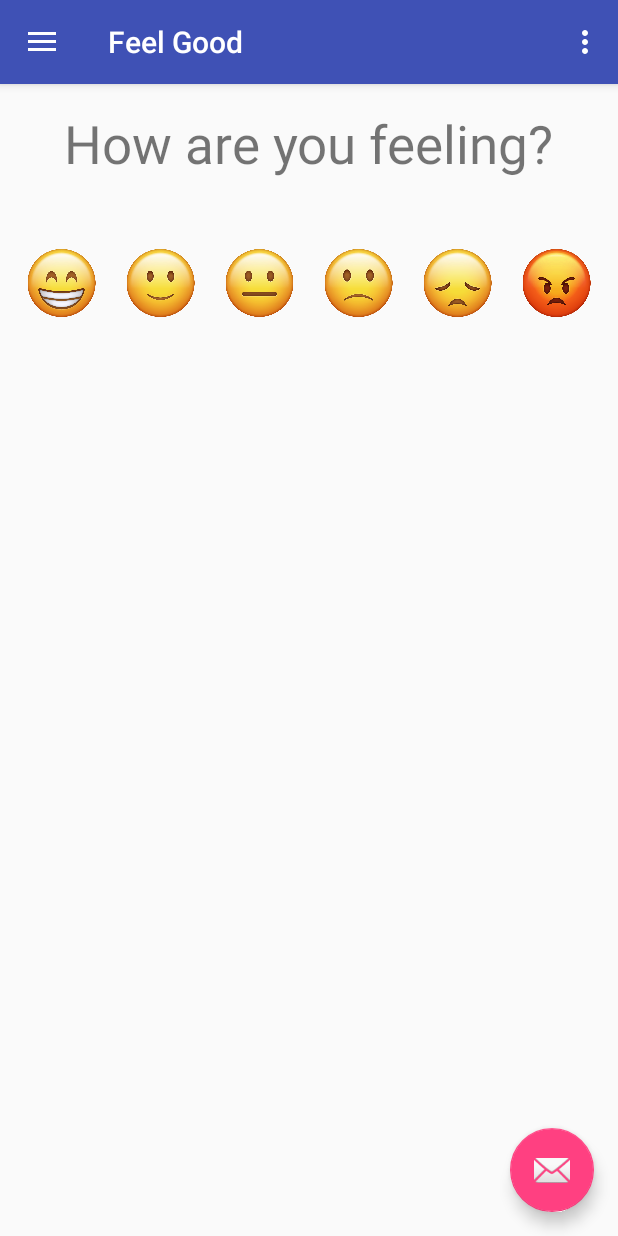
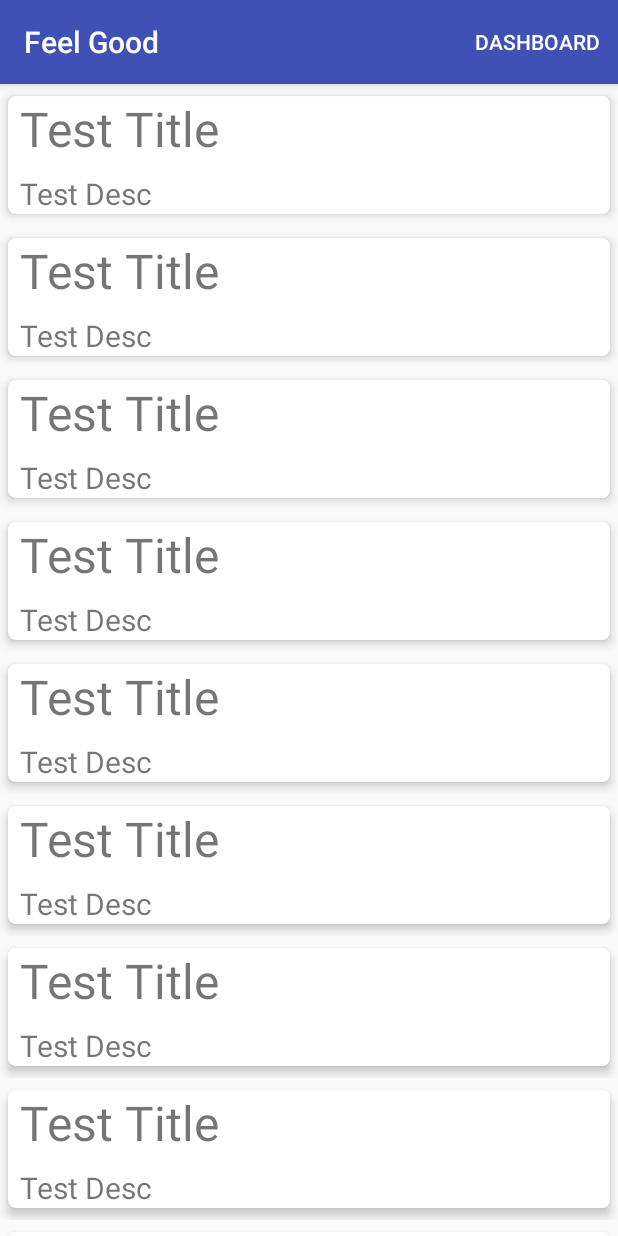
Before and after one commit to bannavarapu/FeelGood, an Android app: the screen it shows after launch (MainActivity before the commit, MainFacts after it), in the side drawer, after a tap on "Facts", on a phone screen of 412 x 824 dp. Run offline under Robolectric (Android 15) with nearby library versions, the light colour scheme and no system bars; our stand-ins replace Firebase (no records; nobody signed in at launch, a user with empty details on screens opened directly); libraries missing offline, so code that uses them is left out: com.firebase.ui; 1 statement that could not run was skipped.

Commit message:
Main facts layout done!

```diff
--- a/app/src/main/AndroidManifest.xml
+++ b/app/src/main/AndroidManifest.xml
@@ -36,7 +36,8 @@
             android:name=".RelaxOptsContent"
             android:label="@string/title_activity_yoga"
             android:theme="@style/AppTheme.NoActionBar" />
-        <activity android:name=".Bunny"></activity>
+        <activity android:name=".Bunny" />
+        <activity android:name=".MainFacts"></activity>
     </application>
 
 </manifest>
--- a/app/src/main/java/com/example/anudeepthi/feelgood/MainActivity.java
+++ b/app/src/main/java/com/example/anudeepthi/feelgood/MainActivity.java
@@ -3,13 +3,8 @@ package com.example.anudeepthi.feelgood;
 import android.content.Intent;
 import android.os.Bundle;
 import android.support.annotation.NonNull;
-import android.support.design.widget.FloatingActionButton;
-import android.support.design.widget.Snackbar;
-import android.support.v7.widget.DefaultItemAnimator;
-import android.support.v7.widget.DividerItemDecoration;
 import android.support.v7.widget.LinearLayoutManager;
 import android.support.v7.widget.RecyclerView;
-import android.view.Display;
 import android.view.View;
 import android.support.design.widget.NavigationView;
 import android.support.v4.view.GravityCompat;
@@ -34,10 +29,6 @@ import com.google.firebase.database.ValueEventListener;
 
 import java.util.ArrayList;
 import java.util.Arrays;
-import java.util.Collections;
-import java.util.HashMap;
-import java.util.List;
-import java.util.Map;
 import java.util.Random;
 
 public class MainActivity extends AppCompatActivity
@@ -267,9 +258,7 @@ public class MainActivity extends AppCompatActivity
         int id = item.getItemId();
 
         //noinspection SimplifiableIfStatement
-        if (id == R.id.action_settings) {
-            return true;
-        }else if(id == R.id.action_signout){
+       if(id == R.id.action_signout){
             AuthUI.getInstance().signOut(this);
             return true;
         }
@@ -296,10 +285,18 @@ public class MainActivity extends AppCompatActivity
             startActivity(intent);
             return true;
 
-        } else if (id == R.id.nav_hotline) {
+        } else if (id == R.id.nav_facts){
+            Intent intent = new Intent(this, MainFacts.class);
+            startActivity(intent);
+            return true;
+
+        }else if (id == R.id.bunny){
             Intent intent = new Intent(this, Bunny.class);
             startActivity(intent);
             return true;
+
+        } else if (id == R.id.nav_hotline) {
+
 
         } else if (id == R.id.nav_share) {
 
--- /dev/null
+++ b/app/src/main/java/com/example/anudeepthi/feelgood/MainFacts.java
@@ -0,0 +1,47 @@
+package com.example.anudeepthi.feelgood;
+
+import android.support.v7.app.AppCompatActivity;
+import android.os.Bundle;
+import android.support.v7.widget.LinearLayoutManager;
+import android.support.v7.widget.RecyclerView;
+import android.view.Menu;
+import android.view.MenuItem;
+
+public class MainFacts extends AppCompatActivity {
+
+    RecyclerView mRecyclerView;
+    MainFactsAdapter mAdapter;
+
+    @Override
+    protected void onCreate(Bundle savedInstanceState) {
+        super.onCreate(savedInstanceState);
+        setContentView(R.layout.activity_main_facts);
+
+        mRecyclerView = (RecyclerView) findViewById(R.id.main_facts);
+        LinearLayoutManager layoutManager = new LinearLayoutManager(this,LinearLayoutManager.VERTICAL,false);
+        mRecyclerView.setLayoutManager(layoutManager);
+        mRecyclerView.setHasFixedSize(true);
+        mAdapter = new MainFactsAdapter(this);
+        mRecyclerView.setAdapter(mAdapter);
+    }
+
+    @Override
+    public boolean onCreateOptionsMenu(Menu menu) {
+
+        getMenuInflater().inflate(R.menu.dashboard, menu);
+        return true;
+    }
+
+
+    @Override
+    public boolean onOptionsItemSelected(MenuItem item) {
+
+        int id = item.getItemId();
+
+        if(id == R.id.action_dashboard){
+            finish();
+            return true;
+        }
+        return super.onOptionsItemSelected(item);
+    }
+}
--- /dev/null
+++ b/app/src/main/java/com/example/anudeepthi/feelgood/MainFactsAdapter.java
@@ -0,0 +1,67 @@
+package com.example.anudeepthi.feelgood;
+
+import android.content.Context;
+import android.support.annotation.NonNull;
+import android.support.v7.widget.RecyclerView;
+import android.view.LayoutInflater;
+import android.view.View;
+import android.view.ViewGroup;
+
+import android.widget.TextView;
+
+
+public class MainFactsAdapter extends RecyclerView.Adapter<MainFactsAdapter.MainFactsViewHolder> {
+
+
+    Context mContext;
+
+    public MainFactsAdapter(Context context){
+        mContext = context;
+
+    }
+
+    @NonNull
+    @Override
+    public MainFactsViewHolder onCreateViewHolder(@NonNull ViewGroup parent, int viewType) {
+
+        Context context = parent.getContext();
+        int layoutid = R.layout.main_facts_rv;
+        LayoutInflater inflater = LayoutInflater.from(context);
+
+
+        View view = inflater.inflate(layoutid, parent, false);
+        MainFactsViewHolder viewHolder = new MainFactsViewHolder(view);
+
+        return  viewHolder;
+    }
+
+    @Override
+    public void onBindViewHolder(@NonNull MainFactsViewHolder holder, int position) {
+
+        holder.title.setText("Test Title");
+        holder.desc.setText("Test Desc");
+
+    }
+
+    @Override
+    public int getItemCount() {
+        return 10;
+    }
+
+    class MainFactsViewHolder extends RecyclerView.ViewHolder{
+
+
+        TextView title;
+        TextView desc;
+
+
+        public MainFactsViewHolder(View view){
+            super(view);
+
+            title = (TextView) view.findViewById(R.id.Title);
+            desc = (TextView) view.findViewById(R.id.description);
+
+        }
+
+    }
+}
--- /dev/null
+++ b/app/src/main/res/layout/activity_main_facts.xml
@@ -0,0 +1,16 @@
+<?xml version="1.0" encoding="utf-8"?>
+<android.support.constraint.ConstraintLayout xmlns:android="http://schemas.android.com/apk/res/android"
+    xmlns:app="http://schemas.android.com/apk/res-auto"
+    xmlns:tools="http://schemas.android.com/tools"
+    android:layout_width="match_parent"
+    android:layout_height="match_parent"
+    tools:context=".MainFacts">
+
+    <android.support.v7.widget.RecyclerView
+        android:id="@+id/main_facts"
+        android:layout_width="match_parent"
+        android:layout_height="wrap_content">
+
+    </android.support.v7.widget.RecyclerView>
+
+</android.support.constraint.ConstraintLayout>
--- a/app/src/main/res/layout/app_bar_main.xml
+++ b/app/src/main/res/layout/app_bar_main.xml
@@ -23,12 +23,4 @@
 
     <include layout="@layout/content_main" />
 
-    <android.support.design.widget.FloatingActionButton
-        android:id="@+id/fab"
-        android:layout_width="wrap_content"
-        android:layout_height="wrap_content"
-        android:layout_gravity="bottom|end"
-        android:layout_margin="@dimen/fab_margin"
-        app:srcCompat="@android:drawable/ic_dialog_email" />
-
 </android.support.design.widget.CoordinatorLayout>
--- /dev/null
+++ b/app/src/main/res/layout/main_facts_rv.xml
@@ -0,0 +1,49 @@
+<?xml version="1.0" encoding="utf-8"?>
+<android.support.constraint.ConstraintLayout
+    xmlns:android="http://schemas.android.com/apk/res/android"
+    android:layout_width="match_parent"
+    android:layout_height="wrap_content">
+
+    <android.support.v7.widget.CardView
+        xmlns:card_view="http://schemas.android.com/apk/res-auto"
+        android:id="@+id/card_view"
+        android:layout_gravity="center"
+        android:layout_width="match_parent"
+        android:layout_height="wrap_content"
+        card_view:cardCornerRadius="5dp"
+        card_view:cardElevation="4dp"
+        card_view:cardMaxElevation="5dp"
+        card_view:cardPreventCornerOverlap="false"
+        card_view:cardUseCompatPadding="true">
+
+        <android.support.constraint.ConstraintLayout
+            android:layout_width="match_parent"
+            android:layout_height="wrap_content">
+
+            <TextView
+                android:id="@+id/Title"
+                android:layout_width="match_parent"
+                android:layout_height="wrap_content"
+                android:layout_marginStart="8dp"
+                android:layout_marginTop="8dp"
+                android:text="Title"
+                android:textSize="32dp"
+                card_view:layout_constraintStart_toStartOf="parent"
+                card_view:layout_constraintTop_toBottomOf="@id/mainImage" />
+
+            <TextView
+                android:id="@+id/description"
+                android:layout_width="match_parent"
+                android:layout_height="wrap_content"
+                android:text="Description"
+                android:layout_marginStart="8dp"
+                android:layout_marginTop="8dp"
+                android:textSize="20dp"
+                card_view:layout_constraintStart_toStartOf="parent"
+                card_view:layout_constraintTop_toBottomOf="@id/Title" />
+
+
+        </android.support.constraint.ConstraintLayout>
+    </android.support.v7.widget.CardView>
+
+</android.support.constraint.ConstraintLayout>
--- a/app/src/main/res/menu/activity_main_drawer.xml
+++ b/app/src/main/res/menu/activity_main_drawer.xml
@@ -20,6 +20,12 @@
             android:id="@+id/nav_facts"
             android:icon="@drawable/baseline_library_books_black_18dp"
             android:title="Facts" />
+
+        <item
+            android:id="@+id/bunny"
+            android:title="Catch the Bunny!"
+            android:icon="@drawable/bunny"/>
+
         <item
             android:id="@+id/nav_hotline"
             android:icon="@drawable/call"
--- a/app/src/main/res/menu/main.xml
+++ b/app/src/main/res/menu/main.xml
@@ -1,11 +1,7 @@
 <?xml version="1.0" encoding="utf-8"?>
 <menu xmlns:android="http://schemas.android.com/apk/res/android"
     xmlns:app="http://schemas.android.com/apk/res-auto">
-    <item
-        android:id="@+id/action_settings"
-        android:orderInCategory="100"
-        android:title="@string/action_settings"
-        app:showAsAction="never" />
+
 
     <item
         android:id="@+id/action_signout"
```
Also changed, not shown: app/src/main/java/com/example/anudeepthi/feelgood/Blog.java (+1 -8 lines), app/src/main/java/com/example/anudeepthi/feelgood/Bunny.java (+19 -0 lines), app/src/main/java/com/example/anudeepthi/feelgood/RelaxOptions.java (+1 -12 lines), app/src/main/java/com/example/anudeepthi/feelgood/RelaxationAdapter.java (+3 -11 lines), app/src/main/res/layout/app_bar_relax_options.xml (+0 -8 lines), app/src/main/res/menu/relax_options.xml (deleted, +0 -9 lines), app/src/main/res/layout/relax_opts_rv.xml (renamed from app/src/main/res/layout/relax_opts_main.xml), app/src/main/res/menu/dashboard.xml (renamed from app/src/main/res/menu/menu_blog.xml).
